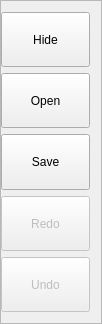
First picture: the form in view/rightmenuwidget.ui, repository jm4R/TouchImage, before the edit.
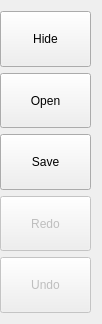
Second picture: the form after the edit.

The edit to the form file:
```diff
--- a/view/rightmenuwidget.ui
+++ b/view/rightmenuwidget.ui
@@ -14,10 +14,10 @@
    <string>Frame</string>
   </property>
   <property name="frameShape">
-   <enum>QFrame::StyledPanel</enum>
+   <enum>QFrame::NoFrame</enum>
   </property>
-  <property name="frameShadow">
-   <enum>QFrame::Raised</enum>
+  <property name="lineWidth">
+   <number>0</number>
   </property>
   <layout class="QVBoxLayout" name="verticalLayout">
    <property name="leftMargin">
```
